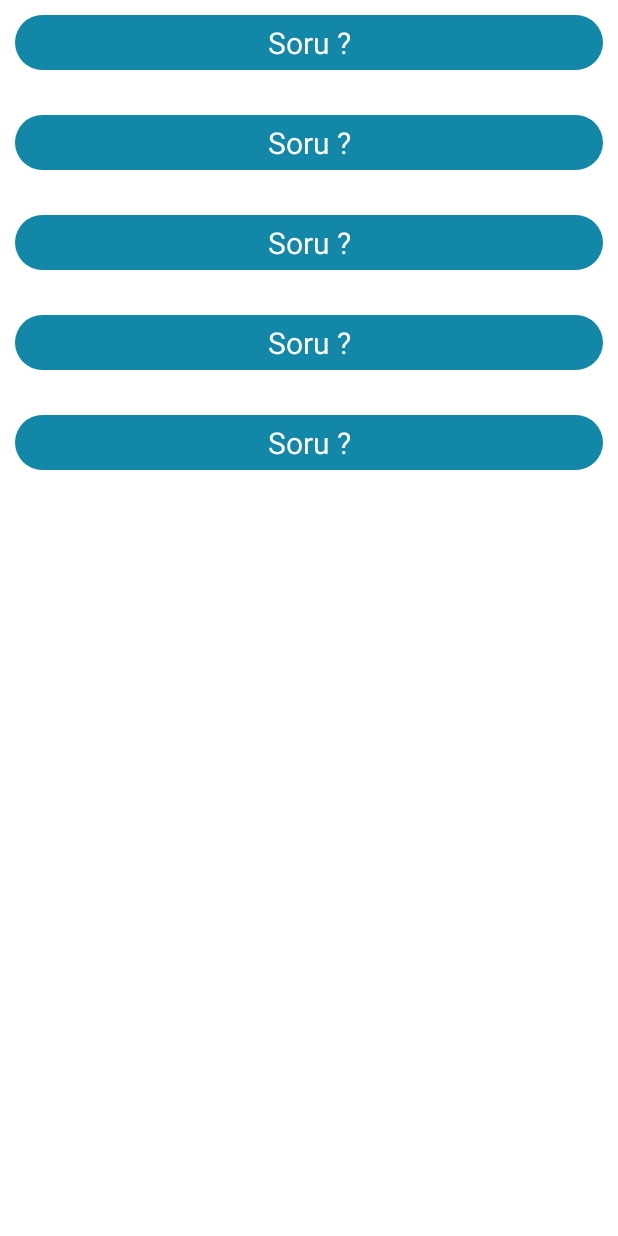
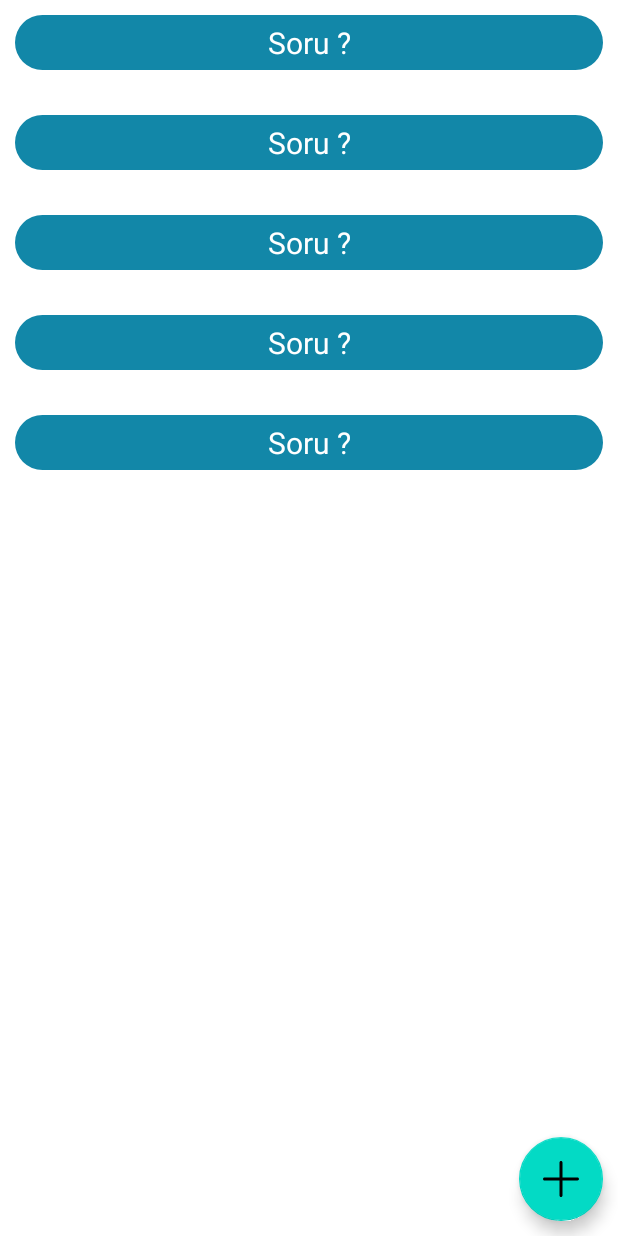
Before and after one commit to Hepsiburada-Mobil-Android-Bootcamp/Android-Bootcamp, an Android app: the layout activity_paper_list.xml on its own in the app's theme, with its tools: preview values and no code run, on a phone screen of 412 x 824 dp. Run offline under Robolectric (Android 15) with nearby library versions, the phone set to English and light mode, and no system bars.

Commit message:
ödev2 ikinci commit

```diff
--- a/app/build.gradle
+++ b/app/build.gradle
@@ -56,6 +56,7 @@ dependencies {
     implementation 'androidx.navigation:navigation-ui-ktx:2.3.5'
     implementation 'com.google.firebase:firebase-firestore:23.0.3'
     implementation 'com.google.firebase:firebase-firestore-ktx:23.0.2'
+
     testImplementation 'junit:junit:4.13.2'
     androidTestImplementation 'androidx.test.ext:junit:1.1.3'
     androidTestImplementation 'androidx.test.espresso:espresso-core:3.4.0'
--- a/app/src/main/res/layout/activity_paper_list.xml
+++ b/app/src/main/res/layout/activity_paper_list.xml
@@ -13,4 +13,12 @@
         tools:itemCount="5"
         tools:listitem="@layout/item_question"
         android:layout_height="match_parent"/>
+    <com.google.android.material.floatingactionbutton.FloatingActionButton
+        android:id="@+id/fab"
+        android:layout_width="wrap_content"
+        android:layout_height="wrap_content"
+        android:layout_margin="10dp"
+        android:src="@drawable/ic_add"
+        app:layout_constraintBottom_toBottomOf="parent"
+        app:layout_constraintEnd_toEndOf="parent" />
 </androidx.constraintlayout.widget.ConstraintLayout>
```
Also changed, not shown: app/src/main/AndroidManifest.xml (+6 -4 lines), app/src/main/java/com/android/odevler/cagrikilic/PaperListActivity.kt (+11 -4 lines), app/src/main/java/com/android/odevler/cagrikilic/data/Paper.kt (+5 -5 lines), 1 other file.
